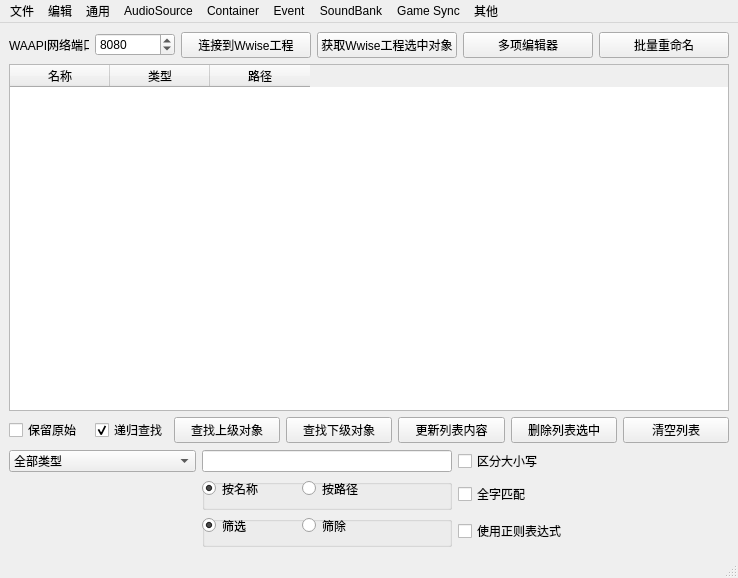
Qt form WAAPI_Tools/QtDesign/MainWindow.ui (victor647/AudioToolkit647) before a commit.
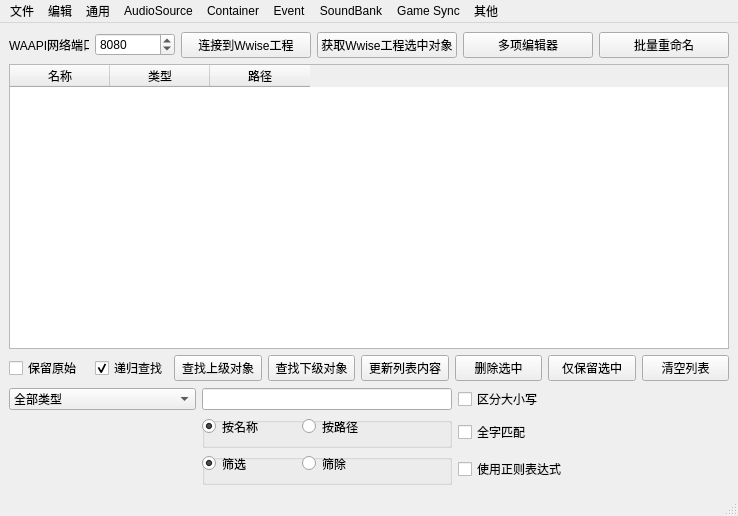
The same form after that commit.

```diff
--- a/WAAPI_Tools/QtDesign/MainWindow.ui
+++ b/WAAPI_Tools/QtDesign/MainWindow.ui
@@ -7,7 +7,7 @@
     <x>0</x>
     <y>0</y>
     <width>738</width>
-    <height>578</height>
+    <height>516</height>
    </rect>
   </property>
   <property name="windowTitle">
@@ -156,7 +156,14 @@
       <item>
        <widget class="QPushButton" name="btnRemoveSelection">
         <property name="text">
-         <string>删除列表选中</string>
+         <string>删除选中</string>
+        </property>
+       </widget>
+      </item>
+      <item>
+       <widget class="QPushButton" name="btnKeepOnlySelection">
+        <property name="text">
+         <string>仅保留选中</string>
         </property>
        </widget>
       </item>
```
Left out of the diff: 50 changed lines with no effect on the pictures.
